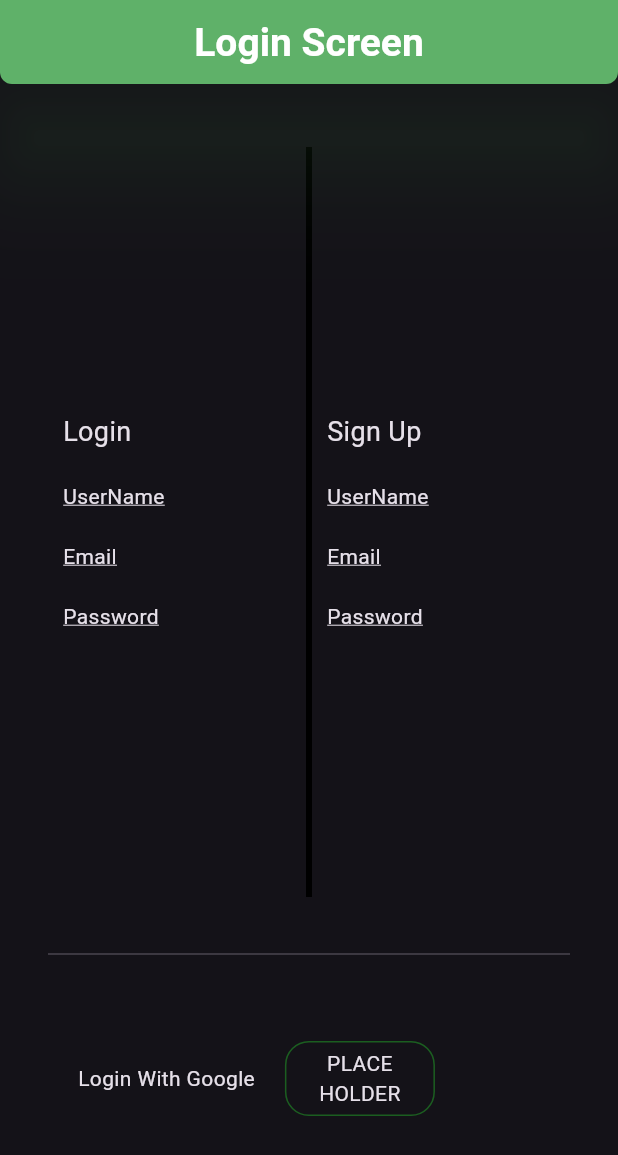
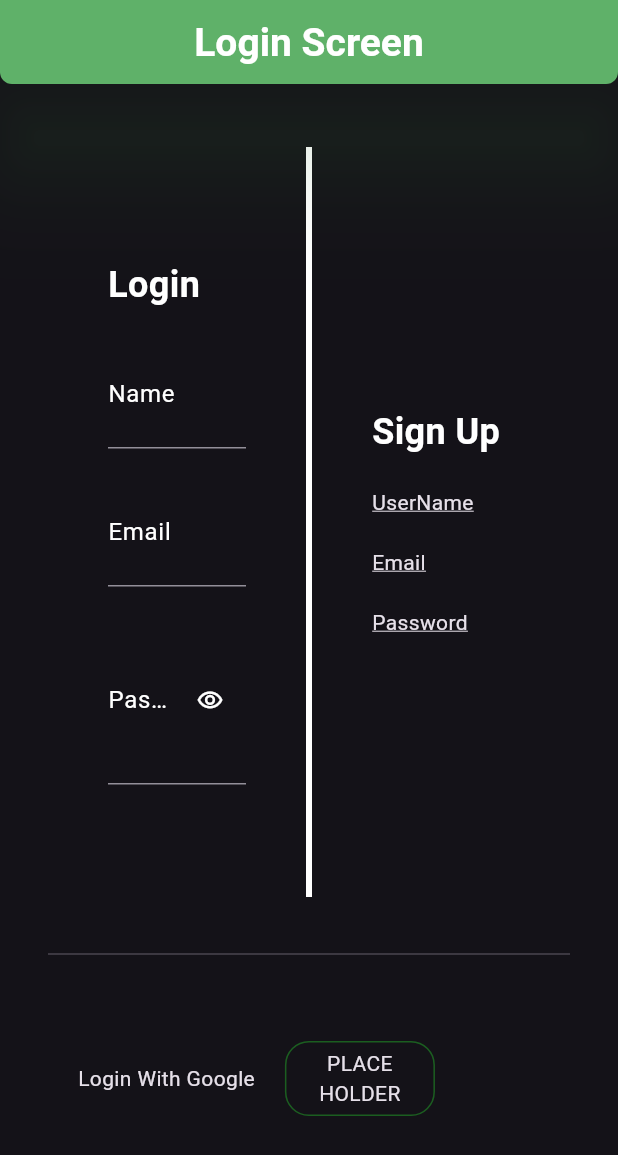
Before and after one commit to Tomer-3431/learning_helper, a Flutter app: the screen it shows after launch, on a phone screen of 412 x 824 dp. Shown: the top 1155 px of the screen. Run offline on Flutter 3.47's test engine with Material 3 defaults, Android fonts, the phone set to English and light mode, and no system bars.

Commit message:
split the login part to its own file

```diff
--- /dev/null
+++ b/lib/login/login.dart
@@ -0,0 +1,127 @@
+import 'package:flutter/material.dart';
+import 'package:flutter/services.dart';
+import 'package:learning_helper/constants/ui_constants.dart';
+
+class Login extends StatefulWidget {
+  const Login({super.key});
+
+  @override
+  State<StatefulWidget> createState() => _LoginState();
+}
+
+class _LoginState extends State<Login> {
+
+  @override
+  void initState() {
+    super.initState();
+
+    isVisable = false;
+  }
+
+  @override
+  void dispose() {
+    _nameController.dispose();
+    _emailController.dispose();
+    _passwordController.dispose();
+
+    super.dispose();
+  }
+
+  @override
+  Widget build(BuildContext context) {
+    return Expanded(
+      child: Container(
+        padding: EdgeInsets.symmetric(vertical: 20, horizontal: 40),
+        child: Column(
+          mainAxisAlignment: MainAxisAlignment.spaceEvenly,
+          crossAxisAlignment: CrossAxisAlignment.start,
+          spacing: 20,
+          children: [
+            Text('Login', style: h1),
+            _nameField,
+            _emailField,
+            _passwordField
+          ],
+        ),
+      ),
+    );
+  }
+
+  final TextEditingController _nameController = TextEditingController();
+  Widget get _nameField =>
+      SizedBox(
+        width: MediaQuery.of(context).size.width * 0.4,
+        child: TextField(
+          textAlign: .left,
+          keyboardType: .name,
+          textInputAction: TextInputAction.next,
+          autofocus: false,
+          controller: _nameController,
+          decoration: InputDecoration(
+            labelText: 'Name',
+            hint: Text(
+              'Enter Your Name: '
+            )
+          ),
+        ),
+      );
+
+  final TextEditingController _emailController = TextEditingController();
+  Widget get _emailField =>
+      SizedBox(
+        width: MediaQuery.of(context).size.width * 0.4,
+        child: TextFormField(
+          textAlign: .left,
+          keyboardType: .emailAddress,
+          textInputAction: TextInputAction.next,
+          autofocus: false,
+          controller: _emailController,
+          decoration: InputDecoration(
+            labelText: 'Email',
+            hint: Text(
+              'Enter Your Email: '
+            )
+          ),
+          validator: (value) {
+            if (value == null || value.trim().isEmpty) {
+              return 'Email address cannot be empty';
+            }
+          },
+        ),
+      );
+
+  bool isVisable = false;
+  final TextEditingController _passwordController = TextEditingController();
+  Widget get _passwordField =>
+      SizedBox(
+        width: MediaQuery.of(context).size.width * 0.4,
+        child: TextField(
+          textAlign: .left,
+          obscureText: !isVisable,
+          keyboardType: isVisable ? .visiblePassword : .none,
+          textInputAction: TextInputAction.next,
+          autofocus: false,
+          controller: _passwordController,
+          decoration: InputDecoration(
+            labelText: 'Password',
+            hint: Text(
+              'Enter Your Password: '
+            ),
+            suffixIcon: IconButton(
+              onPressed: () {
+                setState(() {
+                  isVisable = !isVisable;
+                });
+              },
+              icon: Icon(
+                isVisable
+                ? Icons.visibility_off_outlined
+                : Icons.visibility_outlined,
+                color: Colors.white,
+                size: 18,
+              ),
+            )
+          ),
+        ),
+      );
+}
--- a/lib/login/login_screen.dart
+++ b/lib/login/login_screen.dart
@@ -1,4 +1,6 @@
 import 'package:flutter/material.dart';
+import 'package:learning_helper/constants/ui_constants.dart';
+import 'package:learning_helper/login/login.dart';
 
 class LoginScreen extends StatefulWidget {
   const LoginScreen({super.key});
@@ -22,12 +24,12 @@ class _LoginScreenState extends State<LoginScreen> {
             Row(
               mainAxisAlignment: MainAxisAlignment.spaceAround,
               children: [
-                _buildLogin(),
+                Login(),
                 Container(
                   height: 500,
                   decoration: BoxDecoration(
                     border: Border.symmetric(
-                      vertical: BorderSide(width: 2, color: Colors.black),
+                      vertical: BorderSide(width: 2, color: Colors.white),
                     ),
                   ),
                 ),
@@ -45,41 +47,16 @@ class _LoginScreenState extends State<LoginScreen> {
     );
   }
 
-  Widget _buildLogin() {
+  Widget _buildSignup() {
     return Expanded(
       child: Container(
-        padding: EdgeInsets.symmetric(vertical: 20, horizontal: 10),
+        padding: EdgeInsets.symmetric(vertical: 20, horizontal: 40),
         child: Column(
           mainAxisAlignment: MainAxisAlignment.spaceEvenly,
           crossAxisAlignment: CrossAxisAlignment.start,
           spacing: 20,
           children: [
-            Text('Login', style: TextStyle(fontSize: 18)),
-            Text(
-              'UserName',
-              style: TextStyle(decoration: TextDecoration.underline),
-            ),
-            Text('Email', style: TextStyle(decoration: TextDecoration.underline)),
-            Text(
-              'Password',
-              style: TextStyle(decoration: TextDecoration.underline),
-            ),
-          ],
-        ),
-      ),
-    );
-  }
-
-  Widget _buildSignup() {
-    return Expanded(
-      child: Container(
-        padding: EdgeInsets.symmetric(vertical: 20, horizontal: 10),
-        child: Column(
-          mainAxisAlignment: MainAxisAlignment.spaceEvenly,
-          crossAxisAlignment: CrossAxisAlignment.start,
-          spacing: 20,
-          children: [
-            Text('Sign Up', style: TextStyle(fontSize: 18)),
+            Text('Sign Up', style: h1),
             Text(
               'UserName',
               style: TextStyle(decoration: TextDecoration.underline),
```
